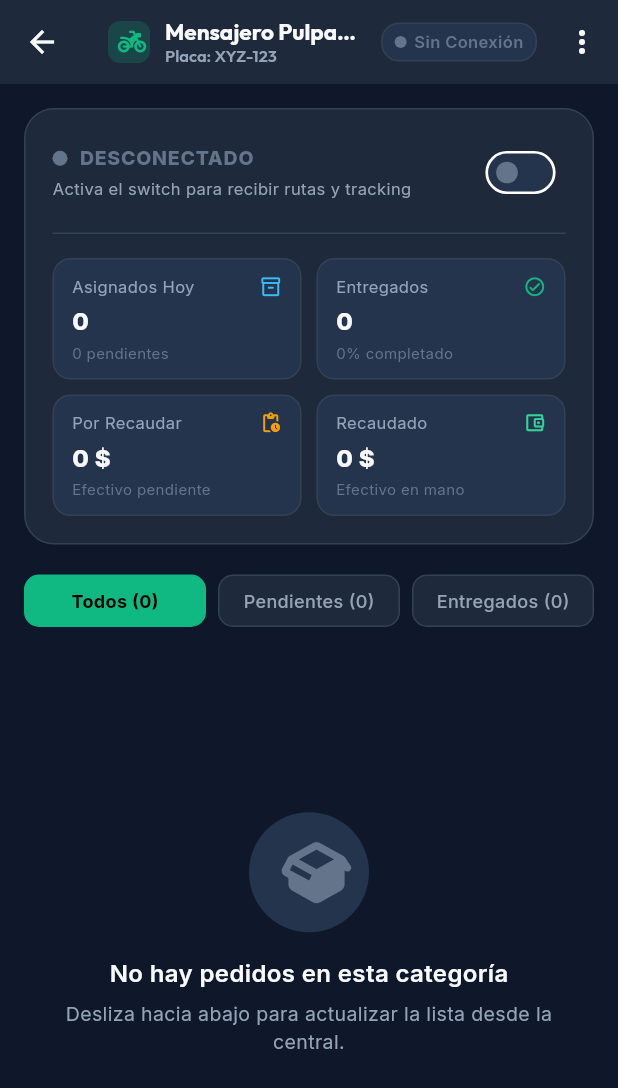
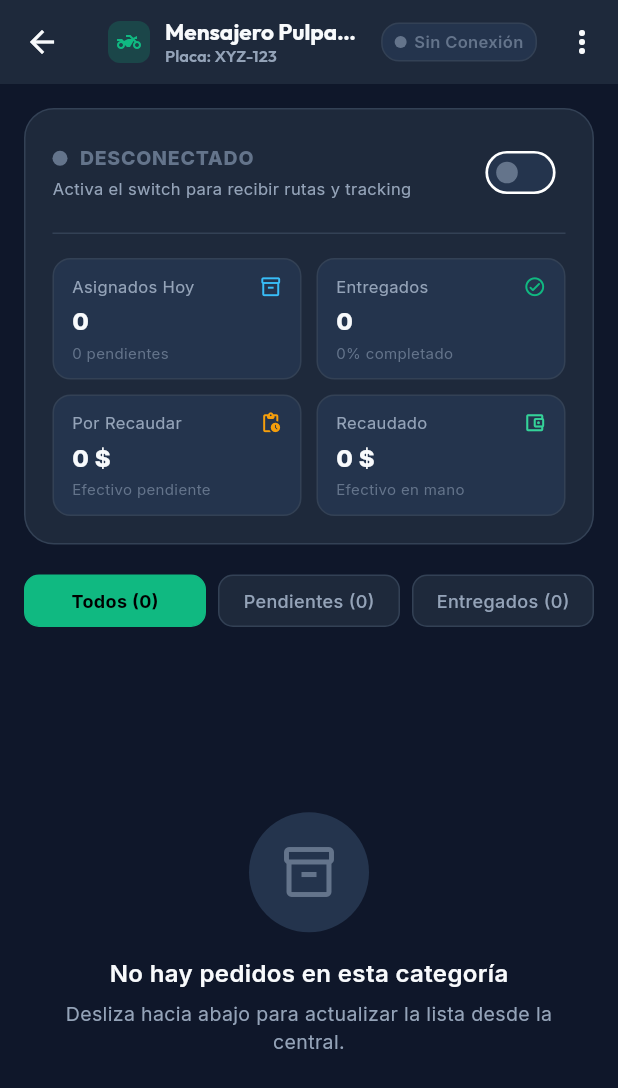
Before and after one commit to Sebalas26/DespulpadoraApp, a Flutter app: the HomeOrdersScreen screen opened by its route, on a phone screen of 412 x 824 dp. Shown: the top 1088 px of the screen. Run offline on Flutter 3.47's test engine with Material 3 defaults, Android fonts, the phone set to English and light mode, and no system bars; our stand-ins replace battery_plus, flutter_bloc, flutter_map, geolocator, google_fonts, latlong2 and 1 more; accounts and stored records are empty.

Commit message:
Remove Font Awesome icons and replace with Material icons; update dependencies in pubspec.yaml

```diff
--- a/lib/views/home_orders_screen.dart
+++ b/lib/views/home_orders_screen.dart
@@ -1,6 +1,5 @@
 import 'package:flutter/material.dart';
 import 'package:flutter_bloc/flutter_bloc.dart';
-import 'package:font_awesome_flutter/font_awesome_flutter.dart';
 import 'package:intl/intl.dart';
 import '../blocs/auth_cubit.dart';
 import '../blocs/orders_cubit.dart';
@@ -62,7 +61,7 @@ class _HomeOrdersScreenState extends State<HomeOrdersScreen> {
                 borderRadius: BorderRadius.circular(8),
               ),
               child: const Icon(
-                FontAwesomeIcons.motorcycle,
+                Icons.two_wheeler,
                 color: AppColors.primary,
                 size: 16,
               ),
@@ -508,7 +507,7 @@ class _HomeOrdersScreenState extends State<HomeOrdersScreen> {
                 shape: BoxShape.circle,
               ),
               child: const Icon(
-                FontAwesomeIcons.boxOpen,
+                Icons.inventory_2_outlined,
                 size: 40,
                 color: AppColors.textMuted,
               ),
--- a/lib/views/login_screen.dart
+++ b/lib/views/login_screen.dart
@@ -1,6 +1,5 @@
 import 'package:flutter/material.dart';
 import 'package:flutter_bloc/flutter_bloc.dart';
-import 'package:font_awesome_flutter/font_awesome_flutter.dart';
 import '../blocs/auth_cubit.dart';
 import '../config/api_config.dart';
 import '../config/routes.dart';
@@ -153,7 +152,7 @@ class _LoginScreenState extends State<LoginScreen> {
                             ],
                           ),
                           child: const Icon(
-                            FontAwesomeIcons.motorcycle,
+                            Icons.two_wheeler,
                             color: Colors.black,
                             size: 38,
                           ),
--- a/lib/views/widgets/order_card_widget.dart
+++ b/lib/views/widgets/order_card_widget.dart
@@ -1,5 +1,4 @@
 import 'package:flutter/material.dart';
-import 'package:font_awesome_flutter/font_awesome_flutter.dart';
 import 'package:url_launcher/url_launcher.dart';
 import '../../config/theme.dart';
 import '../../models/order_model.dart';
@@ -74,7 +73,7 @@ class OrderCardWidget extends StatelessWidget {
                             borderRadius: BorderRadius.circular(8),
                           ),
                           child: const Icon(
-                            FontAwesomeIcons.boxOpen,
+                            Icons.inventory_2_outlined,
                             size: 14,
                             color: AppColors.primary,
                           ),
--- a/lib/views/widgets/osm_map_widget.dart
+++ b/lib/views/widgets/osm_map_widget.dart
@@ -1,6 +1,5 @@
 import 'package:flutter/material.dart';
 import 'package:flutter_map/flutter_map.dart';
-import 'package:font_awesome_flutter/font_awesome_flutter.dart';
 import 'package:latlong2/latlong.dart';
 import '../../config/api_config.dart';
 import '../../config/theme.dart';
@@ -220,7 +219,7 @@ class _OsmMapWidgetState extends State<OsmMapWidget> {
           ),
           child: const Center(
             child: Icon(
-              FontAwesomeIcons.motorcycle,
+              Icons.two_wheeler,
               color: Colors.black,
               size: 16,
             ),
--- a/pubspec.yaml
+++ b/pubspec.yaml
@@ -53,7 +53,6 @@ dependencies:
   # Formatting & UI Styling
   intl: ^0.19.0
   google_fonts: ^6.2.1
-  font_awesome_flutter: ^10.7.0
   cupertino_icons: ^1.0.8
 
 dev_dependencies:
```
Also changed, not shown: lib/views/order_detail_map_screen.dart (+3 -4 lines), pubspec.lock, 1 other file.
